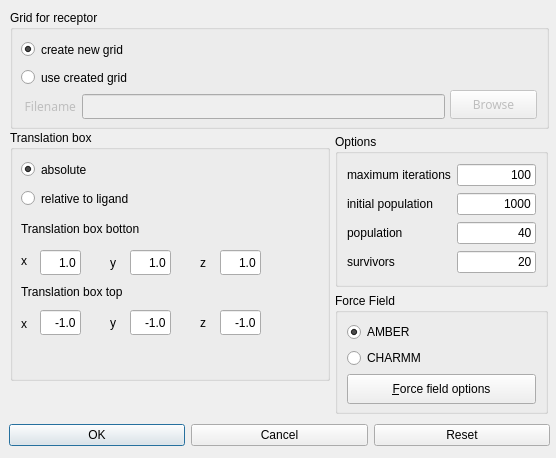
BALL-Project/ball, file source/VIEW/DIALOGS/evolutionDockingDialog.ui: the form before one commit.
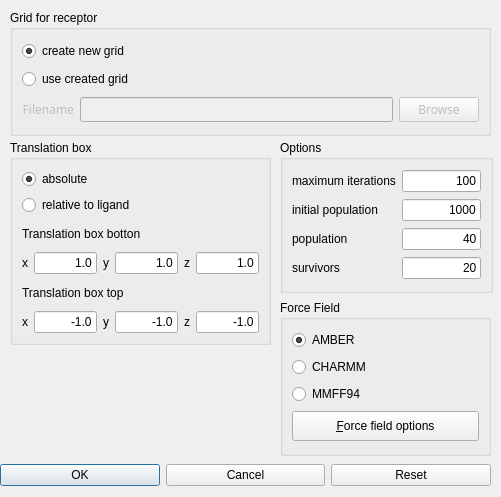
The form after the commit.

```diff
--- a/source/VIEW/DIALOGS/evolutionDockingDialog.ui
+++ b/source/VIEW/DIALOGS/evolutionDockingDialog.ui
@@ -8,177 +8,18 @@
    <rect>
     <x>0</x>
     <y>0</y>
-    <width>556</width>
-    <height>458</height>
+    <width>501</width>
+    <height>497</height>
    </rect>
   </property>
   <property name="windowTitle" >
    <string>Evolutionary Docking Options</string>
   </property>
-  <widget class="QGroupBox" name="force_field_group" >
-   <property name="geometry" >
-    <rect>
-     <x>335</x>
-     <y>293</y>
-     <width>213</width>
-     <height>121</height>
-    </rect>
-   </property>
-   <property name="title" >
-    <string>Force Field</string>
-   </property>
-   <layout class="QGridLayout" >
-    <property name="margin" >
-     <number>9</number>
-    </property>
-    <property name="spacing" >
-     <number>6</number>
-    </property>
-    <item row="1" column="0" >
-     <widget class="QRadioButton" name="charmm_radio_button" >
-      <property name="minimumSize" >
-       <size>
-        <width>0</width>
-        <height>20</height>
-       </size>
-      </property>
-      <property name="text" >
-       <string>CHARMM</string>
-      </property>
-      <property name="shortcut" >
-       <string/>
-      </property>
-     </widget>
-    </item>
-    <item row="2" column="0" >
-     <widget class="QPushButton" name="force_field_button" >
-      <property name="minimumSize" >
-       <size>
-        <width>170</width>
-        <height>30</height>
-       </size>
-      </property>
-      <property name="toolTip" >
-       <string>Edit force field options</string>
-      </property>
-      <property name="text" >
-       <string>&amp;Force field options</string>
-      </property>
-      <property name="shortcut" >
-       <string>Alt+F</string>
-      </property>
-     </widget>
-    </item>
-    <item row="0" column="0" >
-     <widget class="QRadioButton" name="amber_radio_button" >
-      <property name="minimumSize" >
-       <size>
-        <width>0</width>
-        <height>20</height>
-       </size>
-      </property>
-      <property name="text" >
-       <string>AMBER</string>
-      </property>
-      <property name="shortcut" >
-       <string/>
-      </property>
-      <property name="checked" >
-       <bool>true</bool>
-      </property>
-     </widget>
-    </item>
-   </layout>
-  </widget>
-  <widget class="QWidget" name="layoutWidget" >
-   <property name="geometry" >
-    <rect>
-     <x>9</x>
-     <y>420</y>
-     <width>541</width>
-     <height>31</height>
-    </rect>
-   </property>
-   <layout class="QGridLayout" >
-    <property name="margin" >
-     <number>0</number>
-    </property>
-    <property name="spacing" >
-     <number>6</number>
-    </property>
-    <item row="0" column="1" >
-     <widget class="QPushButton" name="cancel_button" >
-      <property name="sizePolicy" >
-       <sizepolicy>
-        <hsizetype>1</hsizetype>
-        <vsizetype>0</vsizetype>
-        <horstretch>0</horstretch>
-        <verstretch>0</verstretch>
-       </sizepolicy>
-      </property>
-      <property name="minimumSize" >
-       <size>
-        <width>90</width>
-        <height>0</height>
-       </size>
-      </property>
-      <property name="text" >
-       <string>Cancel</string>
-      </property>
-     </widget>
-    </item>
-    <item row="0" column="2" >
-     <widget class="QPushButton" name="reset_button" >
-      <property name="sizePolicy" >
-       <sizepolicy>
-        <hsizetype>1</hsizetype>
-        <vsizetype>0</vsizetype>
-        <horstretch>0</horstretch>
-        <verstretch>0</verstretch>
-       </sizepolicy>
-      </property>
-      <property name="minimumSize" >
-       <size>
-        <width>90</width>
-        <height>0</height>
-       </size>
-      </property>
-      <property name="text" >
-       <string>Reset</string>
-      </property>
-     </widget>
-    </item>
-    <item row="0" column="0" >
-     <widget class="QPushButton" name="ok_button" >
-      <property name="sizePolicy" >
-       <sizepolicy>
-        <hsizetype>1</hsizetype>
-        <vsizetype>0</vsizetype>
-        <horstretch>0</horstretch>
-        <verstretch>0</verstretch>
-       </sizepolicy>
-      </property>
-      <property name="minimumSize" >
-       <size>
-        <width>90</width>
-        <height>0</height>
-       </size>
-      </property>
-      <property name="text" >
-       <string>OK</string>
-      </property>
-      <property name="default" >
-       <bool>true</bool>
-      </property>
-     </widget>
-    </item>
-   </layout>
-  </widget>
   <widget class="QGroupBox" name="option_group" >
    <property name="geometry" >
     <rect>
-     <x>335</x>
-     <y>134</y>
+     <x>280</x>
+     <y>140</y>
      <width>213</width>
      <height>153</height>
     </rect>
@@ -263,424 +104,480 @@
     </item>
    </layout>
   </widget>
+  <widget class="QWidget" name="layoutWidget" >
+   <property name="geometry" >
+    <rect>
+     <x>0</x>
+     <y>460</y>
+     <width>491</width>
+     <height>31</height>
+    </rect>
+   </property>
+   <layout class="QGridLayout" >
+    <property name="margin" >
+     <number>0</number>
+    </property>
+    <property name="spacing" >
+     <number>6</number>
+    </property>
+    <item row="0" column="1" >
+     <widget class="QPushButton" name="cancel_button" >
+      <property name="sizePolicy" >
+       <sizepolicy>
+        <hsizetype>1</hsizetype>
+        <vsizetype>0</vsizetype>
+        <horstretch>0</horstretch>
+        <verstretch>0</verstretch>
+       </sizepolicy>
+      </property>
+      <property name="minimumSize" >
+       <size>
+        <width>90</width>
+        <height>0</height>
+       </size>
+      </property>
+      <property name="text" >
+       <string>Cancel</string>
+      </property>
+     </widget>
+    </item>
+    <item row="0" column="2" >
+     <widget class="QPushButton" name="reset_button" >
+      <property name="sizePolicy" >
+       <sizepolicy>
+        <hsizetype>1</hsizetype>
+        <vsizetype>0</vsizetype>
+        <horstretch>0</horstretch>
+        <verstretch>0</verstretch>
+       </sizepolicy>
+      </property>
+      <property name="minimumSize" >
+       <size>
+        <width>90</width>
+        <height>0</height>
+       </size>
+      </property>
+      <property name="text" >
+       <string>Reset</string>
+      </property>
+     </widget>
+    </item>
+    <item row="0" column="0" >
+     <widget class="QPushButton" name="ok_button" >
+      <property name="sizePolicy" >
+       <sizepolicy>
+        <hsizetype>1</hsizetype>
+        <vsizetype>0</vsizetype>
+        <horstretch>0</horstretch>
+        <verstretch>0</verstretch>
+       </sizepolicy>
+      </property>
+      <property name="minimumSize" >
+       <size>
+        <width>90</width>
+        <height>0</height>
+       </size>
+      </property>
+      <property name="text" >
+       <string>OK</string>
+      </property>
+      <property name="default" >
+       <bool>true</bool>
+      </property>
+     </widget>
+    </item>
+   </layout>
+  </widget>
+  <widget class="QGroupBox" name="trans_box_group" >
+   <property name="geometry" >
+    <rect>
+     <x>10</x>
+     <y>140</y>
+     <width>261</width>
+     <height>205</height>
+    </rect>
+   </property>
+   <property name="title" >
+    <string>Translation box</string>
+   </property>
+   <layout class="QGridLayout" >
+    <property name="margin" >
+     <number>9</number>
+    </property>
+    <property name="spacing" >
+     <number>6</number>
+    </property>
+    <item row="1" column="0" colspan="5" >
+     <widget class="QRadioButton" name="rel_trans_radio_button" >
+      <property name="text" >
+       <string>relative to ligand</string>
+      </property>
+     </widget>
+    </item>
+    <item row="0" column="0" colspan="4" >
+     <widget class="QRadioButton" name="abs_trans_radio_button" >
+      <property name="text" >
+       <string>absolute</string>
+      </property>
+      <property name="checked" >
+       <bool>true</bool>
+      </property>
+     </widget>
+    </item>
+    <item row="5" column="5" >
+     <widget class="QLineEdit" name="trans_box_top_z" >
+      <property name="text" >
+       <string>-1.0</string>
+      </property>
+      <property name="alignment" >
+       <set>Qt::AlignRight</set>
+      </property>
+     </widget>
+    </item>
+    <item row="5" column="3" >
+     <widget class="QLineEdit" name="trans_box_top_y" >
+      <property name="text" >
+       <string>-1.0</string>
+      </property>
+      <property name="alignment" >
+       <set>Qt::AlignRight</set>
+      </property>
+     </widget>
+    </item>
+    <item row="5" column="1" >
+     <widget class="QLineEdit" name="trans_box_top_x" >
+      <property name="text" >
+       <string>-1.0</string>
+      </property>
+      <property name="alignment" >
+       <set>Qt::AlignRight</set>
+      </property>
+     </widget>
+    </item>
+    <item row="3" column="1" >
+     <widget class="QLineEdit" name="trans_box_bottom_x" >
+      <property name="text" >
+       <string>1.0</string>
+      </property>
+      <property name="alignment" >
+       <set>Qt::AlignRight</set>
+      </property>
+     </widget>
+    </item>
+    <item row="3" column="5" >
+     <widget class="QLineEdit" name="trans_box_bottom_z" >
+      <property name="text" >
+       <string>1.0</string>
+      </property>
+      <property name="alignment" >
+       <set>Qt::AlignRight</set>
+      </property>
+     </widget>
+    </item>
+    <item row="5" column="4" >
+     <widget class="QLabel" name="z_label_2" >
+      <property name="text" >
+       <string>z</string>
+      </property>
+     </widget>
+    </item>
+    <item row="3" column="4" >
+     <widget class="QLabel" name="z_label" >
+      <property name="text" >
+       <string>z</string>
+      </property>
+     </widget>
+    </item>
+    <item row="5" column="2" >
+     <widget class="QLabel" name="y_label_2" >
+      <property name="text" >
+       <string>y</string>
+      </property>
+     </widget>
+    </item>
+    <item row="4" column="0" colspan="5" >
+     <widget class="QLabel" name="trans_box_top_label" >
+      <property name="text" >
+       <string>Translation box top</string>
+      </property>
+     </widget>
+    </item>
+    <item row="3" column="3" >
+     <widget class="QLineEdit" name="trans_box_bottom_y" >
+      <property name="text" >
+       <string>1.0</string>
+      </property>
+      <property name="alignment" >
+       <set>Qt::AlignRight</set>
+      </property>
+     </widget>
+    </item>
+    <item row="3" column="2" >
+     <widget class="QLabel" name="y_label" >
+      <property name="text" >
+       <string>y</string>
+      </property>
+     </widget>
+    </item>
+    <item row="3" column="0" >
+     <widget class="QLabel" name="x_label" >
+      <property name="text" >
+       <string>x</string>
+      </property>
+     </widget>
+    </item>
+    <item row="5" column="0" >
+     <widget class="QLabel" name="x_label_2" >
+      <property name="text" >
+       <string>x</string>
+      </property>
+     </widget>
+    </item>
+    <item row="2" column="0" colspan="5" >
+     <widget class="QLabel" name="trans_box_botton_label" >
+      <property name="text" >
+       <string>Translation box botton</string>
+      </property>
+     </widget>
+    </item>
+   </layout>
+  </widget>
+  <widget class="QGroupBox" name="force_field_group" >
+   <property name="geometry" >
+    <rect>
+     <x>280</x>
+     <y>300</y>
+     <width>211</width>
+     <height>156</height>
+    </rect>
+   </property>
+   <property name="title" >
+    <string>Force Field</string>
+   </property>
+   <layout class="QGridLayout" >
+    <property name="margin" >
+     <number>9</number>
+    </property>
+    <property name="spacing" >
+     <number>6</number>
+    </property>
+    <item row="2" column="0" >
+     <widget class="QRadioButton" name="mmff94_radio_button" >
+      <property name="text" >
+       <string>MMFF94</string>
+      </property>
+     </widget>
+    </item>
+    <item row="1" column="0" >
+     <widget class="QRadioButton" name="charmm_radio_button" >
+      <property name="minimumSize" >
+       <size>
+        <width>0</width>
+        <height>20</height>
+       </size>
+      </property>
+      <property name="text" >
+       <string>CHARMM</string>
+      </property>
+      <property name="shortcut" >
+       <string/>
+      </property>
+     </widget>
+    </item>
+    <item row="0" column="0" >
+     <widget class="QRadioButton" name="amber_radio_button" >
+      <property name="minimumSize" >
+       <size>
+        <width>0</width>
+        <height>20</height>
+       </size>
+      </property>
+      <property name="text" >
+       <string>AMBER</string>
+      </property>
+      <property name="shortcut" >
+       <string/>
+      </property>
+      <property name="checked" >
+       <bool>true</bool>
+      </property>
+     </widget>
+    </item>
+    <item row="3" column="0" >
+     <widget class="QPushButton" name="force_field_button" >
+      <property name="minimumSize" >
+       <size>
+        <width>170</width>
+        <height>30</height>
+       </size>
+      </property>
+      <property name="toolTip" >
+       <string>Edit force field options</string>
+      </property>
+      <property name="text" >
+       <string>&amp;Force field options</string>
+      </property>
+      <property name="shortcut" >
+       <string>Alt+F</string>
+      </property>
+     </widget>
+    </item>
+   </layout>
+  </widget>
   <widget class="QGroupBox" name="grid_group" >
    <property name="geometry" >
     <rect>
      <x>10</x>
      <y>10</y>
-     <width>539</width>
-     <height>119</height>
+     <width>481</width>
+     <height>126</height>
     </rect>
    </property>
    <property name="title" >
     <string>Grid for receptor</string>
    </property>
-   <widget class="QLabel" name="filename_label" >
-    <property name="enabled" >
-     <bool>false</bool>
+   <layout class="QGridLayout" >
+    <property name="margin" >
+     <number>9</number>
     </property>
-    <property name="geometry" >
-     <rect>
-      <x>11</x>
-      <y>84</y>
-      <width>55</width>
-      <height>25</height>
-     </rect>
+    <property name="spacing" >
+     <number>6</number>
     </property>
-    <property name="minimumSize" >
-     <size>
-      <width>0</width>
-      <height>25</height>
-     </size>
-    </property>
-    <property name="font" >
-     <font>
-      <family>Sans Serif</family>
-      <pointsize>9</pointsize>
-      <weight>50</weight>
-      <italic>false</italic>
-      <bold>false</bold>
-      <underline>false</underline>
-      <strikeout>false</strikeout>
-     </font>
-    </property>
-    <property name="focusPolicy" >
-     <enum>Qt::NoFocus</enum>
-    </property>
-    <property name="lineWidth" >
-     <number>1</number>
-    </property>
-    <property name="text" >
-     <string>Filename</string>
-    </property>
-    <property name="textFormat" >
-     <enum>Qt::AutoText</enum>
-    </property>
-    <property name="alignment" >
-     <set>Qt::AlignRight|Qt::AlignTrailing|Qt::AlignVCenter</set>
-    </property>
-   </widget>
-   <widget class="QPushButton" name="browse_button" >
-    <property name="enabled" >
-     <bool>false</bool>
-    </property>
-    <property name="geometry" >
-     <rect>
-      <x>440</x>
-      <y>80</y>
-      <width>87</width>
-      <height>29</height>
-     </rect>
-    </property>
-    <property name="minimumSize" >
-     <size>
-      <width>50</width>
-      <height>25</height>
-     </size>
-    </property>
-    <property name="font" >
-     <font>
-      <family>Sans Serif</family>
-      <pointsize>9</pointsize>
-      <weight>50</weight>
-      <italic>false</italic>
-      <bold>false</bold>
-      <underline>false</underline>
-      <strikeout>false</strikeout>
-     </font>
-    </property>
-    <property name="focusPolicy" >
-     <enum>Qt::TabFocus</enum>
-    </property>
-    <property name="toolTip" >
-     <string>Browse your computer for amber file</string>
-    </property>
-    <property name="text" >
-     <string>Browse</string>
-    </property>
-    <property name="autoDefault" >
-     <bool>true</bool>
-    </property>
-   </widget>
-   <widget class="QLineEdit" name="grid_filename" >
-    <property name="enabled" >
-     <bool>false</bool>
-    </property>
-    <property name="geometry" >
-     <rect>
-      <x>72</x>
-      <y>84</y>
-      <width>363</width>
-      <height>25</height>
-     </rect>
-    </property>
-    <property name="minimumSize" >
-     <size>
-      <width>150</width>
-      <height>25</height>
-     </size>
-    </property>
-    <property name="font" >
-     <font>
-      <family>Sans Serif</family>
-      <pointsize>9</pointsize>
-      <weight>50</weight>
-      <italic>false</italic>
-      <bold>false</bold>
-      <underline>false</underline>
-      <strikeout>false</strikeout>
-     </font>
-    </property>
-    <property name="focusPolicy" >
-     <enum>Qt::StrongFocus</enum>
-    </property>
-    <property name="text" >
-     <string/>
-    </property>
-    <property name="maxLength" >
-     <number>32767</number>
-    </property>
-    <property name="frame" >
-     <bool>true</bool>
-    </property>
-    <property name="echoMode" >
-     <enum>QLineEdit::Normal</enum>
-    </property>
-    <property name="alignment" >
-     <set>Qt::AlignLeading</set>
-    </property>
-   </widget>
-   <widget class="QRadioButton" name="new_grid_radio_button" >
-    <property name="geometry" >
-     <rect>
-      <x>11</x>
-      <y>28</y>
-      <width>424</width>
-      <height>23</height>
-     </rect>
-    </property>
-    <property name="text" >
-     <string>create new grid</string>
-    </property>
-    <property name="checked" >
-     <bool>true</bool>
-    </property>
-   </widget>
-   <widget class="QRadioButton" name="grid_radio_button" >
-    <property name="geometry" >
-     <rect>
-      <x>11</x>
-      <y>56</y>
-      <width>424</width>
-      <height>23</height>
-     </rect>
-    </property>
-    <property name="text" >
-     <string>use created grid</string>
-    </property>
-   </widget>
-  </widget>
-  <widget class="QGroupBox" name="trans_box_group" >
-   <property name="geometry" >
-    <rect>
-     <x>10</x>
-     <y>130</y>
-     <width>320</width>
-     <height>251</height>
-    </rect>
-   </property>
-   <property name="title" >
-    <string>Translation box</string>
-   </property>
-   <widget class="QLabel" name="trans_box_botton_label" >
-    <property name="geometry" >
-     <rect>
-      <x>11</x>
-      <y>86</y>
-      <width>199</width>
-      <height>26</height>
-     </rect>
-    </property>
-    <property name="text" >
-     <string>Translation box botton</string>
-    </property>
-   </widget>
-   <widget class="QLabel" name="x_label_2" >
-    <property name="geometry" >
-     <rect>
-      <x>11</x>
-      <y>181</y>
-      <width>16</width>
-      <height>25</height>
-     </rect>
-    </property>
-    <property name="text" >
-     <string>x</string>
-    </property>
-   </widget>
-   <widget class="QLabel" name="x_label" >
-    <property name="geometry" >
-     <rect>
-      <x>11</x>
-      <y>118</y>
-      <width>16</width>
-      <height>25</height>
-     </rect>
-    </property>
-    <property name="text" >
-     <string>x</string>
-    </property>
-   </widget>
-   <widget class="QLabel" name="y_label" >
-    <property name="geometry" >
-     <rect>
-      <x>100</x>
-      <y>120</y>
-      <width>16</width>
-      <height>25</height>
-     </rect>
-    </property>
-    <property name="text" >
-     <string>y</string>
-    </property>
-   </widget>
-   <widget class="QLineEdit" name="trans_box_bottom_y" >
-    <property name="geometry" >
-     <rect>
-      <x>120</x>
-      <y>120</y>
-      <width>41</width>
-      <height>25</height>
-     </rect>
-    </property>
-    <property name="text" >
-     <string>1.0</string>
-    </property>
-    <property name="alignment" >
-     <set>Qt::AlignRight</set>
-    </property>
-   </widget>
-   <widget class="QLabel" name="trans_box_top_label" >
-    <property name="geometry" >
-     <rect>
-      <x>11</x>
-      <y>149</y>
-      <width>199</width>
-      <height>26</height>
-     </rect>
-    </property>
-    <property name="text" >
-     <string>Translation box top</string>
-    </property>
-   </widget>
-   <widget class="QLabel" name="y_label_2" >
-    <property name="geometry" >
-     <rect>
-      <x>100</x>
-      <y>180</y>
-      <width>16</width>
-      <height>25</height>
-     </rect>
-    </property>
-    <property name="text" >
-     <string>y</string>
-    </property>
-   </widget>
-   <widget class="QLabel" name="z_label" >
-    <property name="geometry" >
-     <rect>
-      <x>190</x>
-      <y>120</y>
-      <width>16</width>
-      <height>25</height>
-     </rect>
-    </property>
-    <property name="text" >
-     <string>z</string>
-    </property>
-   </widget>
-   <widget class="QLabel" name="z_label_2" >
-    <property name="geometry" >
-     <rect>
-      <x>190</x>
-      <y>180</y>
-      <width>16</width>
-      <height>25</height>
-     </rect>
-    </property>
-    <property name="text" >
-     <string>z</string>
-    </property>
-   </widget>
-   <widget class="QLineEdit" name="trans_box_bottom_z" >
-    <property name="geometry" >
-     <rect>
-      <x>210</x>
-      <y>120</y>
-      <width>41</width>
-      <height>25</height>
-     </rect>
-    </property>
-    <property name="text" >
-     <string>1.0</string>
-    </property>
-    <property name="alignment" >
-     <set>Qt::AlignRight</set>
-    </property>
-   </widget>
-   <widget class="QLineEdit" name="trans_box_bottom_x" >
-    <property name="geometry" >
-     <rect>
-      <x>30</x>
-      <y>120</y>
-      <width>41</width>
-      <height>25</height>
-     </rect>
-    </property>
-    <property name="text" >
-     <string>1.0</string>
-    </property>
-    <property name="alignment" >
-     <set>Qt::AlignRight</set>
-    </property>
-   </widget>
-   <widget class="QLineEdit" name="trans_box_top_x" >
-    <property name="geometry" >
-     <rect>
-      <x>30</x>
-      <y>180</y>
-      <width>41</width>
-      <height>25</height>
-     </rect>
-    </property>
-    <property name="text" >
-     <string>-1.0</string>
-    </property>
-    <property name="alignment" >
-     <set>Qt::AlignRight</set>
-    </property>
-   </widget>
-   <widget class="QLineEdit" name="trans_box_top_y" >
-    <property name="geometry" >
-     <rect>
-      <x>120</x>
-      <y>180</y>
-      <width>41</width>
-      <height>25</height>
-     </rect>
-    </property>
-    <property name="text" >
-     <string>-1.0</string>
-    </property>
-    <property name="alignment" >
-     <set>Qt::AlignRight</set>
-    </property>
-   </widget>
-   <widget class="QLineEdit" name="trans_box_top_z" >
-    <property name="geometry" >
-     <rect>
-      <x>210</x>
-      <y>180</y>
-      <width>41</width>
-      <height>25</height>
-     </rect>
-    </property>
-    <property name="text" >
-     <string>-1.0</string>
-    </property>
-    <property name="alignment" >
-     <set>Qt::AlignRight</set>
-    </property>
-   </widget>
-   <widget class="QRadioButton" name="abs_trans_radio_button" >
-    <property name="geometry" >
-     <rect>
-      <x>11</x>
-      <y>28</y>
-      <width>158</width>
-      <height>23</height>
-     </rect>
-    </property>
-    <property name="text" >
-     <string>absolute</string>
-    </property>
-    <property name="checked" >
-     <bool>true</bool>
-    </property>
-   </widget>
-   <widget class="QRadioButton" name="rel_trans_radio_button" >
-    <property name="geometry" >
-     <rect>
-      <x>11</x>
-      <y>57</y>
-      <width>199</width>
-      <height>23</height>
-     </rect>
-    </property>
-    <property name="text" >
-     <string>relative to ligand</string>
-    </property>
-   </widget>
+    <item row="1" column="0" colspan="2" >
+     <widget class="QRadioButton" name="grid_radio_button" >
+      <property name="text" >
+       <string>use created grid</string>
+      </property>
+     </widget>
+    </item>
+    <item row="0" column="0" colspan="2" >
+     <widget class="QRadioButton" name="new_grid_radio_button" >
+      <property name="text" >
+       <string>create new grid</string>
+      </property>
+      <property name="checked" >
+       <bool>true</bool>
+      </property>
+     </widget>
+    </item>
+    <item row="2" column="1" >
+     <widget class="QLineEdit" name="grid_filename" >
+      <property name="enabled" >
+       <bool>false</bool>
+      </property>
+      <property name="minimumSize" >
+       <size>
+        <width>150</width>
+        <height>25</height>
+       </size>
+      </property>
+      <property name="font" >
+       <font>
+        <family>Sans Serif</family>
+        <pointsize>9</pointsize>
+        <weight>50</weight>
+        <italic>false</italic>
+        <bold>false</bold>
+        <underline>false</underline>
+        <strikeout>false</strikeout>
+       </font>
+      </property>
+      <property name="focusPolicy" >
+       <enum>Qt::StrongFocus</enum>
+      </property>
+      <property name="text" >
+       <string/>
+      </property>
+      <property name="maxLength" >
+       <number>32767</number>
+      </property>
+      <property name="frame" >
+       <bool>true</bool>
+      </property>
+      <property name="echoMode" >
+       <enum>QLineEdit::Normal</enum>
+      </property>
+      <property name="alignment" >
+       <set>Qt::AlignLeading</set>
+      </property>
+     </widget>
+    </item>
+    <item row="2" column="2" >
+     <widget class="QPushButton" name="browse_button" >
+      <property name="enabled" >
+       <bool>false</bool>
+      </property>
+      <property name="minimumSize" >
+       <size>
+        <width>50</width>
+        <height>25</height>
+       </size>
+      </property>
+      <property name="font" >
+       <font>
+        <family>Sans Serif</family>
+        <pointsize>9</pointsize>
+        <weight>50</weight>
+        <italic>false</italic>
+        <bold>false</bold>
+        <underline>false</underline>
+        <strikeout>false</strikeout>
+       </font>
+      </property>
+      <property name="focusPolicy" >
+       <enum>Qt::TabFocus</enum>
+      </property>
+      <property name="toolTip" >
+       <string>Browse your computer for amber file</string>
+      </property>
+      <property name="text" >
+       <string>Browse</string>
+      </property>
+      <property name="autoDefault" >
+       <bool>true</bool>
+      </property>
+     </widget>
+    </item>
+    <item row="2" column="0" >
+     <widget class="QLabel" name="filename_label" >
+      <property name="enabled" >
+       <bool>false</bool>
+      </property>
+      <property name="minimumSize" >
+       <size>
+        <width>0</width>
+        <height>25</height>
+       </size>
+      </property>
+      <property name="font" >
+       <font>
+        <family>Sans Serif</family>
+        <pointsize>9</pointsize>
+        <weight>50</weight>
+        <italic>false</italic>
+        <bold>false</bold>
+        <underline>false</underline>
+        <strikeout>false</strikeout>
+       </font>
+      </property>
+      <property name="focusPolicy" >
+       <enum>Qt::NoFocus</enum>
+      </property>
+      <property name="lineWidth" >
+       <number>1</number>
+      </property>
+      <property name="text" >
+       <string>Filename</string>
+      </property>
+      <property name="textFormat" >
+       <enum>Qt::AutoText</enum>
+      </property>
+      <property name="alignment" >
+       <set>Qt::AlignRight|Qt::AlignTrailing|Qt::AlignVCenter</set>
+      </property>
+     </widget>
+    </item>
+   </layout>
   </widget>
  </widget>
  <pixmapfunction></pixmapfunction>
```
